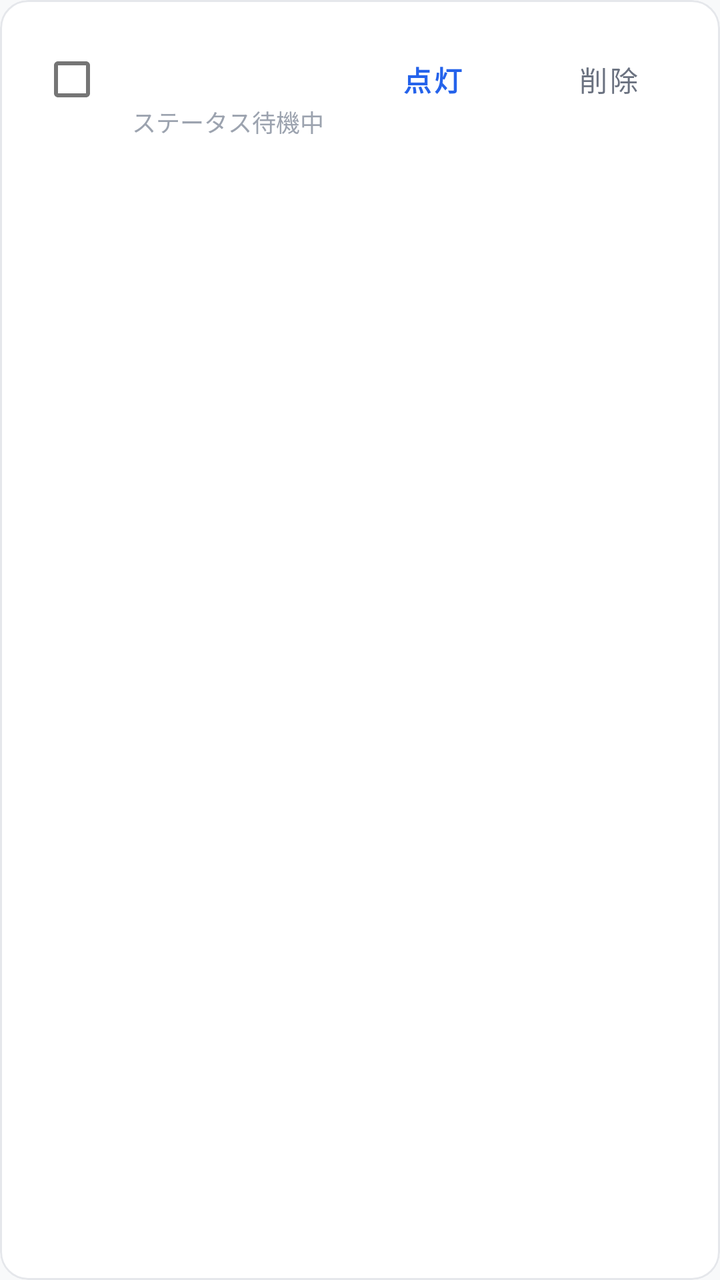
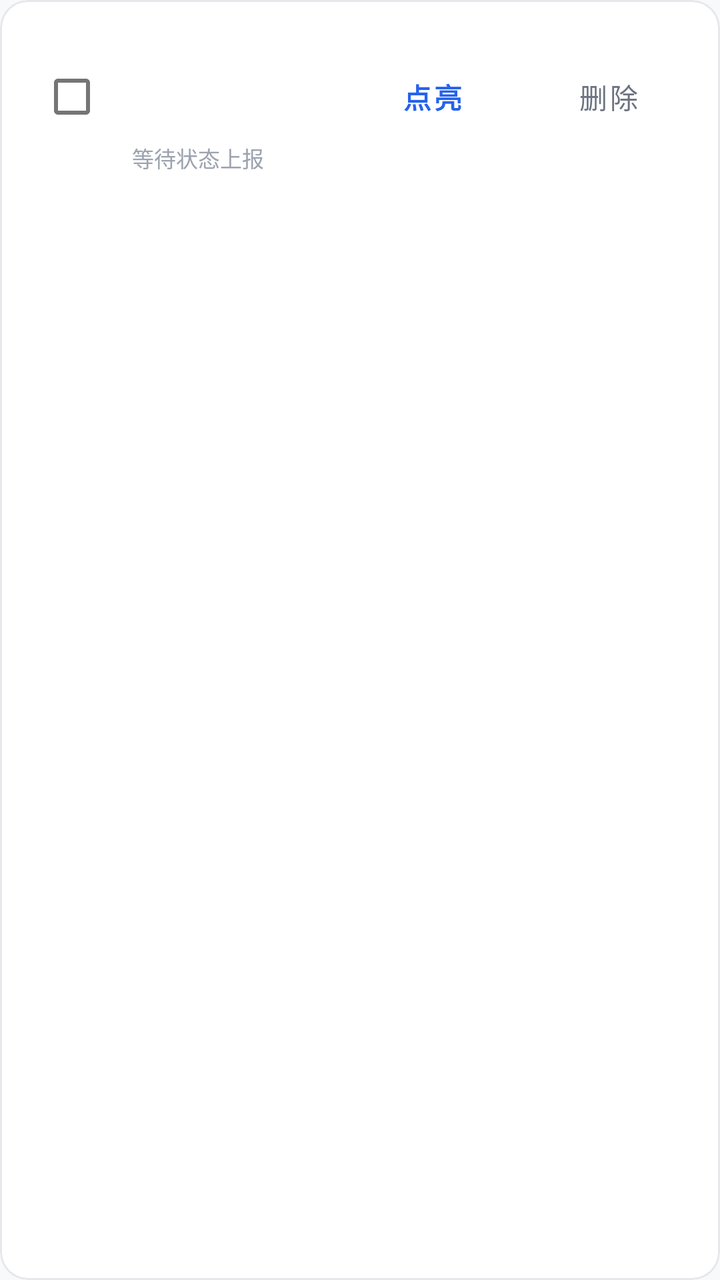

The first picture is an Android layout as it rendered before a commit; the second is the same layout after the commit. The layout source and the unified diff follow.
<!-- AndroidManifest.xml: application theme Theme.BeaconFinder -->
<!-- res/layout/item_beacon.xml -->
<?xml version="1.0" encoding="utf-8"?>
<com.google.android.material.card.MaterialCardView xmlns:android="http://schemas.android.com/apk/res/android"
    xmlns:app="http://schemas.android.com/apk/res-auto"
    android:layout_width="match_parent"
    android:layout_height="wrap_content"
    android:layout_marginBottom="8dp"
    app:cardBackgroundColor="@color/surface_card"
    app:cardCornerRadius="14dp"
    app:cardElevation="0dp"
    app:strokeColor="@color/card_stroke"
    app:strokeWidth="1dp">

    <LinearLayout
        android:layout_width="match_parent"
        android:layout_height="wrap_content"
        android:gravity="center_vertical"
        android:minHeight="72dp"
        android:orientation="horizontal"
        android:paddingHorizontal="12dp"
        android:paddingVertical="10dp">

        <com.google.android.material.checkbox.MaterialCheckBox
            android:id="@+id/selected_checkbox"
            android:layout_width="wrap_content"
            android:layout_height="wrap_content"
            android:layout_marginEnd="6dp" />

        <LinearLayout
            android:layout_width="0dp"
            android:layout_height="wrap_content"
            android:layout_weight="1"
            android:orientation="vertical">

            <TextView
                android:id="@+id/beacon_name"
                android:layout_width="wrap_content"
                android:layout_height="wrap_content"
                android:textColor="@color/text_primary"
                android:textSize="15sp"
                android:textStyle="bold" />

            <TextView
                android:id="@+id/beacon_code"
                android:layout_width="wrap_content"
                android:layout_height="wrap_content"
                android:layout_marginTop="2dp"
                android:textColor="@color/text_secondary"
                android:textSize="13sp" />

            <TextView
                android:id="@+id/beacon_state"
                android:layout_width="wrap_content"
                android:layout_height="wrap_content"
                android:layout_marginTop="2dp"
                android:text="@string/status_waiting_report"
                android:textColor="@color/text_muted"
                android:textSize="12sp" />
        </LinearLayout>

        <com.google.android.material.button.MaterialButton
            android:id="@+id/light_button"
            style="@style/Widget.MaterialComponents.Button.TextButton"
            android:layout_width="wrap_content"
            android:layout_height="wrap_content"
            android:text="@string/light"
            android:textColor="@color/accent"
            android:textStyle="bold" />

        <com.google.android.material.button.MaterialButton
            android:id="@+id/delete_button"
            style="@style/Widget.MaterialComponents.Button.TextButton"
            android:layout_width="wrap_content"
            android:layout_height="wrap_content"
            android:text="@string/delete"
            android:textColor="@color/offline" />
    </LinearLayout>
</com.google.android.material.card.MaterialCardView>
<!-- resources referenced by this layout -->
<resources>
  <color name="accent">#2563EB</color>
  <color name="card_stroke">#E5E7EB</color>
  <color name="offline">#6B7280</color>
  <color name="surface_card">#FFFFFF</color>
  <color name="text_muted">#9CA3AF</color>
  <color name="text_primary">#111827</color>
  <color name="text_secondary">#4B5563</color>
  <string name="delete">削除</string>
  <string name="light">点灯</string>
  <string name="status_waiting_report">ステータス待機中</string>
  <style name="Theme.BeaconFinder" parent="Theme.MaterialComponents.Light.NoActionBar">
          <item name="colorPrimary">@color/primary</item>
          <item name="colorPrimaryVariant">@color/primary_dark</item>
          <item name="colorSecondary">@color/accent</item>
          <item name="android:fontFamily">sans-serif</item>
          <item name="android:statusBarColor">@color/toolbar_bg</item>
          <item name="android:windowLightStatusBar" tools:targetApi="m">true</item>
          <item name="android:navigationBarColor">@color/surface_card</item>
          <item name="android:windowLightNavigationBar" tools:targetApi="o_mr1">true</item>
          <item name="android:windowBackground">@color/surface_bg</item>
          <item name="android:textColorPrimary">#0F172A</item>
          <item name="android:textColorSecondary">#475569</item>
          <item name="android:editTextColor">#0F172A</item>
          <item name="android:forceDarkAllowed" tools:targetApi="q">false</item>
      </style>
  <color name="primary">#2563EB</color>
  <color name="primary_dark">#1D4ED8</color>
  <color name="toolbar_bg">#FFFFFF</color>
  <color name="surface_bg">#F8F9FA</color>
</resources>

<!-- the commit's change to res/layout/item_beacon.xml (unified diff, before → after) -->
@@ -14,7 +14,7 @@
         android:layout_width="match_parent"
         android:layout_height="wrap_content"
         android:gravity="center_vertical"
-        android:minHeight="72dp"
+        android:minHeight="76dp"
         android:orientation="horizontal"
         android:paddingHorizontal="12dp"
         android:paddingVertical="10dp">
@@ -31,30 +31,62 @@
             android:layout_weight="1"
             android:orientation="vertical">
 
-            <TextView
-                android:id="@+id/beacon_name"
+            <LinearLayout
                 android:layout_width="wrap_content"
                 android:layout_height="wrap_content"
-                android:textColor="@color/text_primary"
-                android:textSize="15sp"
-                android:textStyle="bold" />
+                android:gravity="center_vertical"
+                android:orientation="horizontal">
 
-            <TextView
-                android:id="@+id/beacon_code"
+                <TextView
+                    android:id="@+id/beacon_name"
+                    android:layout_width="wrap_content"
+                    android:layout_height="wrap_content"
+                    android:textColor="@color/text_primary"
+                    android:textSize="15sp"
+                    android:textStyle="bold" />
+
+                <TextView
+                    android:id="@+id/beacon_code"
+                    android:layout_width="wrap_content"
+                    android:layout_height="wrap_content"
+                    android:layout_marginStart="8dp"
+                    android:textColor="@color/text_secondary"
+                    android:textSize="12sp" />
+            </LinearLayout>
+
+            
+            <LinearLayout
+                android:id="@+id/bound_product_layout"
                 android:layout_width="wrap_content"
                 android:layout_height="wrap_content"
-                android:layout_marginTop="2dp"
-                android:textColor="@color/text_secondary"
-                android:textSize="13sp" />
+                android:layout_marginTop="4dp"
+                android:orientation="vertical">
+
+                <TextView
+                    android:id="@+id/bound_product_name"
+                    android:layout_width="wrap_content"
+                    android:layout_height="wrap_content"
+                    android:textColor="@color/primary_dark"
+                    android:textSize="13sp"
+                    android:textStyle="bold" />
+
+                <TextView
+                    android:id="@+id/bound_product_location"
+                    android:layout_width="wrap_content"
+                    android:layout_height="wrap_content"
+                    android:layout_marginTop="1dp"
+                    android:textColor="@color/text_secondary"
+                    android:textSize="11sp" />
+            </LinearLayout>
 
             <TextView
                 android:id="@+id/beacon_state"
                 android:layout_width="wrap_content"
                 android:layout_height="wrap_content"
-                android:layout_marginTop="2dp"
+                android:layout_marginTop="3dp"
                 android:text="@string/status_waiting_report"
                 android:textColor="@color/text_muted"
-                android:textSize="12sp" />
+                android:textSize="11sp" />
         </LinearLayout>
 
         <com.google.android.material.button.MaterialButton
<!-- resource entries referenced after the edit -->
@@ -7,9 +7,9 @@
   <color name="text_muted">#9CA3AF</color>
   <color name="text_primary">#111827</color>
   <color name="text_secondary">#4B5563</color>
-  <string name="delete">削除</string>
-  <string name="light">点灯</string>
-  <string name="status_waiting_report">ステータス待機中</string>
+  <string name="delete">删除</string>
+  <string name="light">点亮</string>
+  <string name="status_waiting_report">等待状态上报</string>
   <style name="Theme.BeaconFinder" parent="Theme.MaterialComponents.Light.NoActionBar">
           <item name="colorPrimary">@color/primary</item>
           <item name="colorPrimaryVariant">@color/primary_dark</item>
